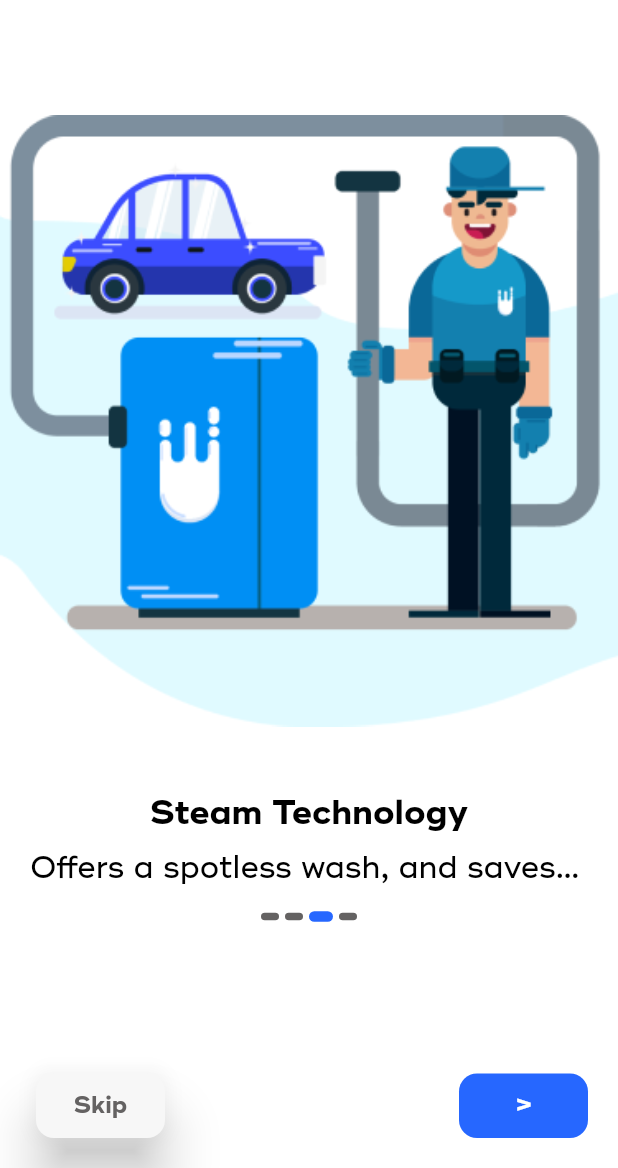
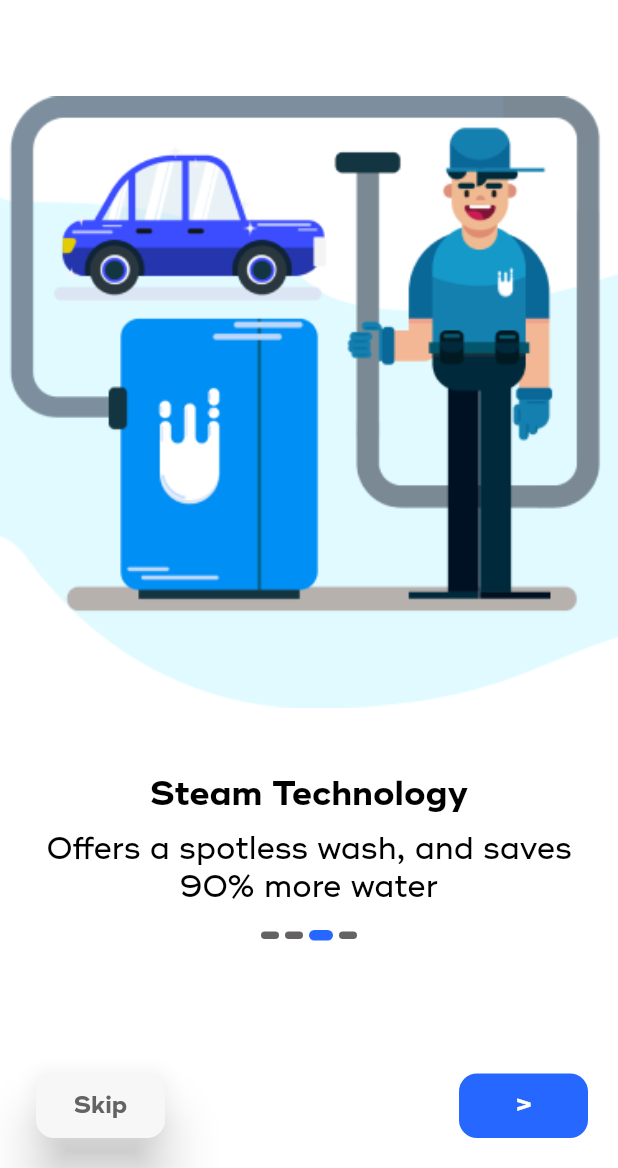
Before and after one commit to abdelhamidkaram/drop, a Flutter app: the OnBoardingScreen screen opened by its route, swiped to page 3, on a phone screen of 412 x 824 dp, the part 68-1236 px from its top. Run offline on Flutter 3.47's test engine with Material 2 defaults, Android fonts, the phone set to English and light mode, and no system bars; our stand-ins replace bloc, cloud_firestore, dartz, dio, equatable, extended_image and 19 more; missing offline and left inert: flutter_facebook_auth; accounts and stored records are empty; project files that could hold a hidden picture were left out.

Commit message:
1-4-2023 edit on boarding subtitle

```diff
--- a/lib/app.dart
+++ b/lib/app.dart
@@ -7,12 +7,12 @@ import 'package:flutter/material.dart';
 import 'package:flutter_bloc/flutter_bloc.dart';
 import 'package:flutter_easyloading/flutter_easyloading.dart';
 import 'package:flutter_screenutil/flutter_screenutil.dart';
-import 'package:dropeg/injection_container.dart' as di;
 import 'features/auth/presentation/cubits/auth_cubit.dart';
 import 'features/auth/presentation/screens/profile/bloc/cubit.dart';
 import 'features/auth/presentation/screens/profile/bloc/state.dart';
 import 'features/home/features/top_notifications/presentation/cubit/topnotifications_cubit.dart';
 import 'features/payment/presentation/bloc/payment_cubit.dart';
+import 'package:dropeg/injection_container.dart' as di;
 
 class DropApp extends StatelessWidget {
   const DropApp({Key? key}) : super(key: key);
--- a/lib/features/auth/presentation/screens/onboarding/onboarding_build_item.dart
+++ b/lib/features/auth/presentation/screens/onboarding/onboarding_build_item.dart
@@ -49,16 +49,17 @@ class OnBoardingBuildItem extends StatelessWidget {
                           children: [
                             Text(
                               screensDetails[index].title,
-                              style: Theme.of(context).textTheme.headline1,
+                              style: Theme.of(context).textTheme.displayLarge,
                             ),
                             const SizedBox(
                               height: 10,
                             ),
                             Text(
+                              textAlign: TextAlign.center,
+                              maxLines: 3,
                               screensDetails[index].subTitle,
-                              style:
-                              Theme.of(context).textTheme.headline2!.copyWith(
-                                fontWeight: FontWeight.w500,
+                              style: Theme.of(context).textTheme.displayMedium!.copyWith(
+                                fontWeight: FontWeight.w500
                               ),
                             ),
                             const SizedBox(height: 16,),
```
Also changed, not shown: lib/main.dart (+7 -0 lines).
